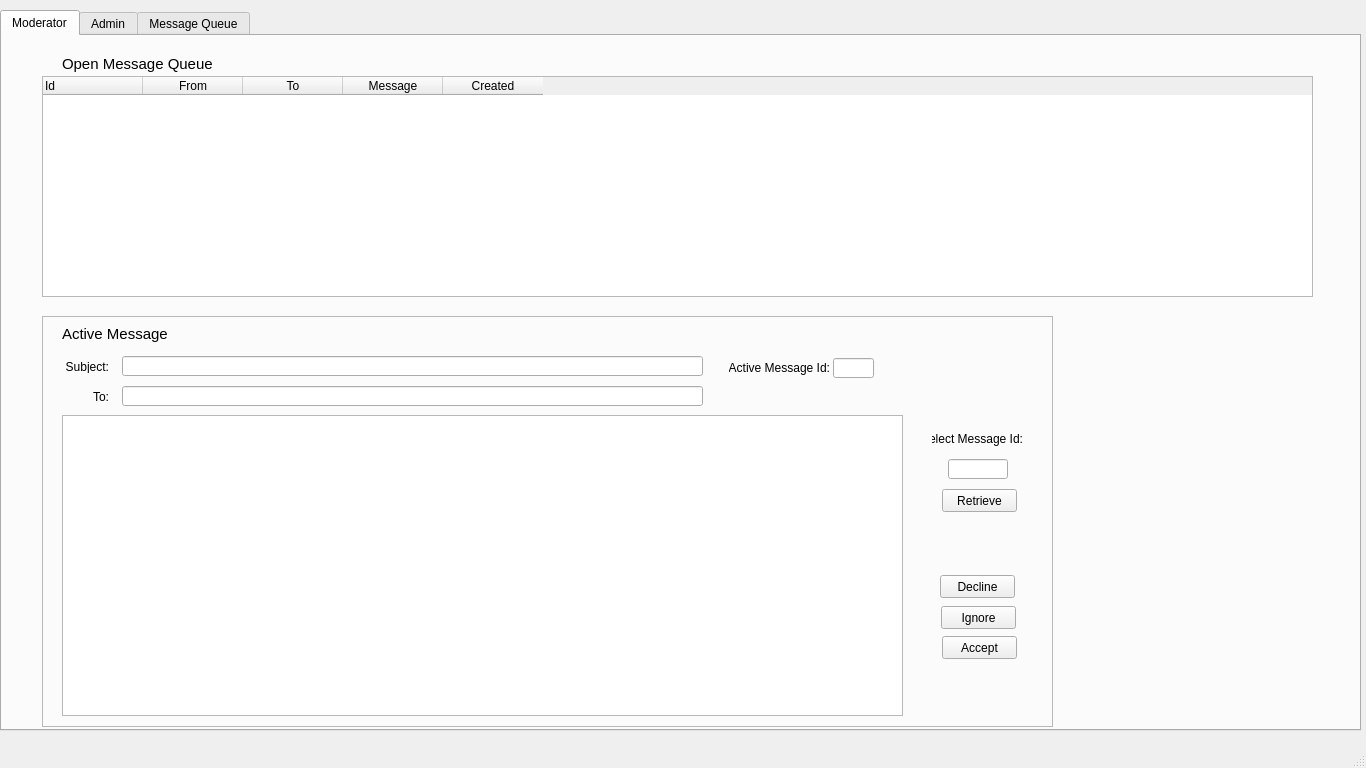
Above: moderator.ui from BobSegrest/eHaW before the change. Below: the same form after it.
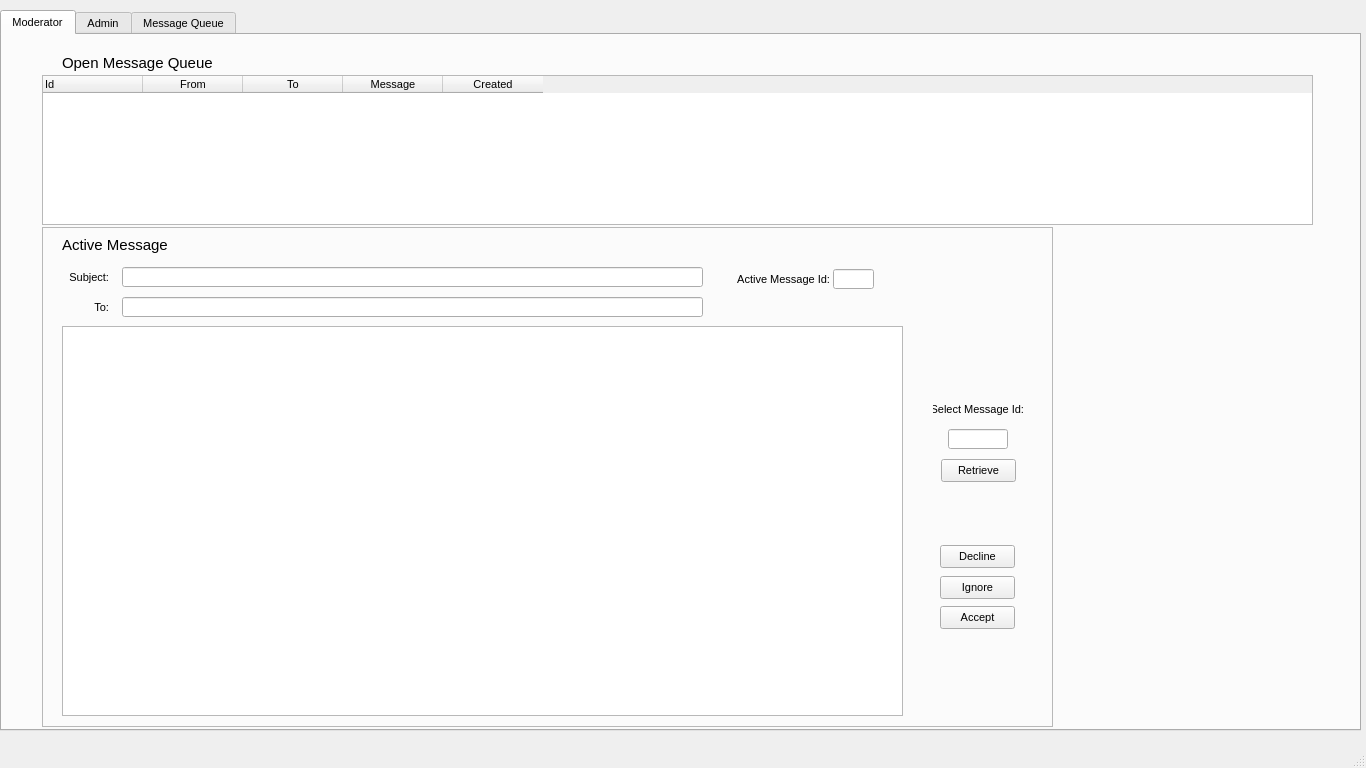
That is the form after the change. The open tabs and pages were chosen to show the change. Icons and pictures are not drawn.

Diff of the .ui file:
```diff
--- a/moderator.ui
+++ b/moderator.ui
@@ -33,6 +33,11 @@
       <height>721</height>
      </rect>
     </property>
+    <property name="font">
+     <font>
+      <pointsize>8</pointsize>
+     </font>
+    </property>
     <property name="currentIndex">
      <number>0</number>
     </property>
@@ -40,6 +45,11 @@
      <bool>true</bool>
     </property>
     <widget class="QWidget" name="tab_Moderator">
+     <property name="font">
+      <font>
+       <pointsize>8</pointsize>
+      </font>
+     </property>
      <attribute name="title">
       <string>Moderator</string>
      </attribute>
@@ -49,7 +59,7 @@
         <x>40</x>
         <y>40</y>
         <width>1271</width>
-        <height>221</height>
+        <height>150</height>
        </rect>
       </property>
       <property name="editTriggers">
@@ -106,9 +116,9 @@
       <property name="geometry">
        <rect>
         <x>40</x>
-        <y>280</y>
+        <y>192</y>
         <width>1011</width>
-        <height>411</height>
+        <height>500</height>
        </rect>
       </property>
       <property name="frameShape">
@@ -138,8 +148,8 @@
       <widget class="QPushButton" name="pb_ActMsgAccept">
        <property name="geometry">
         <rect>
-         <x>900</x>
-         <y>320</y>
+         <x>898</x>
+         <y>379</y>
          <width>75</width>
          <height>23</height>
         </rect>
@@ -151,8 +161,8 @@
       <widget class="QPushButton" name="pb_ActMsgIgnore">
        <property name="geometry">
         <rect>
-         <x>899</x>
-         <y>290</y>
+         <x>898</x>
+         <y>349</y>
          <width>75</width>
          <height>23</height>
         </rect>
@@ -165,7 +175,7 @@
        <property name="geometry">
         <rect>
          <x>898</x>
-         <y>259</y>
+         <y>318</y>
          <width>75</width>
          <height>23</height>
         </rect>
@@ -178,11 +188,16 @@
        <property name="geometry">
         <rect>
          <x>906</x>
-         <y>143</y>
+         <y>202</y>
          <width>60</width>
          <height>20</height>
         </rect>
        </property>
+       <property name="font">
+        <font>
+         <pointsize>10</pointsize>
+        </font>
+       </property>
        <property name="alignment">
         <set>Qt::AlignCenter</set>
        </property>
@@ -190,8 +205,8 @@
       <widget class="QPushButton" name="pb_ActMsgRetrieve">
        <property name="geometry">
         <rect>
-         <x>900</x>
-         <y>173</y>
+         <x>899</x>
+         <y>232</y>
          <width>75</width>
          <height>23</height>
         </rect>
@@ -203,8 +218,8 @@
       <widget class="QLabel" name="label_11">
        <property name="geometry">
         <rect>
-         <x>890</x>
-         <y>113</y>
+         <x>891</x>
+         <y>172</y>
          <width>91</width>
          <height>20</height>
         </rect>
@@ -222,9 +237,14 @@
          <x>20</x>
          <y>99</y>
          <width>841</width>
-         <height>301</height>
+         <height>390</height>
         </rect>
        </property>
+       <property name="font">
+        <font>
+         <pointsize>10</pointsize>
+        </font>
+       </property>
       </widget>
       <widget class="QLineEdit" name="le_ActSubject">
        <property name="geometry">
@@ -235,6 +255,11 @@
          <height>20</height>
         </rect>
        </property>
+       <property name="font">
+        <font>
+         <pointsize>10</pointsize>
+        </font>
+       </property>
       </widget>
       <widget class="QLineEdit" name="le_ActMsgId">
        <property name="geometry">
@@ -245,6 +270,14 @@
          <height>20</height>
         </rect>
        </property>
+       <property name="font">
+        <font>
+         <pointsize>10</pointsize>
+        </font>
+       </property>
+       <property name="alignment">
+        <set>Qt::AlignCenter</set>
+       </property>
       </widget>
       <widget class="QLineEdit" name="le_ActTo">
        <property name="geometry">
@@ -255,6 +288,11 @@
          <height>20</height>
         </rect>
        </property>
+       <property name="font">
+        <font>
+         <pointsize>10</pointsize>
+        </font>
+       </property>
       </widget>
       <widget class="QLabel" name="label_7">
        <property name="geometry">
```
Left out of the diff: 21 changed lines with no effect on the pictures.
